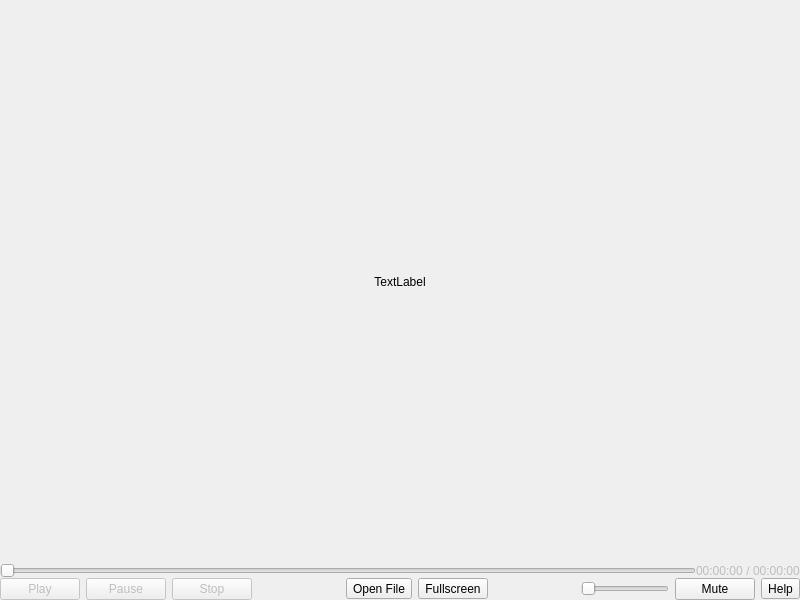
Qt form src/player/player.ui (vkohaupt/vokoscreenNG) before a commit.
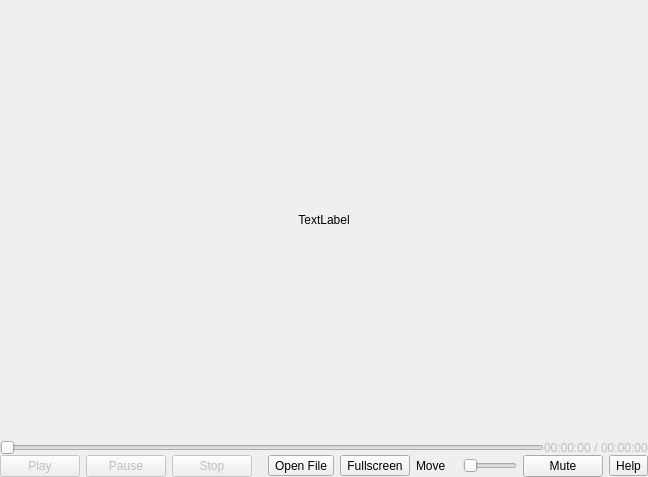
The same form after that commit.

Diff of the .ui file:
```diff
--- a/src/player/player.ui
+++ b/src/player/player.ui
@@ -6,8 +6,8 @@
    <rect>
     <x>0</x>
     <y>0</y>
-    <width>800</width>
-    <height>600</height>
+    <width>648</width>
+    <height>477</height>
    </rect>
   </property>
   <property name="windowTitle">
@@ -251,6 +251,13 @@
               </property>
              </widget>
             </item>
+            <item>
+             <widget class="QLabel" name="labelMovePicture">
+              <property name="text">
+               <string notr="true">Move</string>
+              </property>
+             </widget>
+            </item>
             <item>
              <spacer name="horizontalSpacer">
               <property name="orientation">
```
